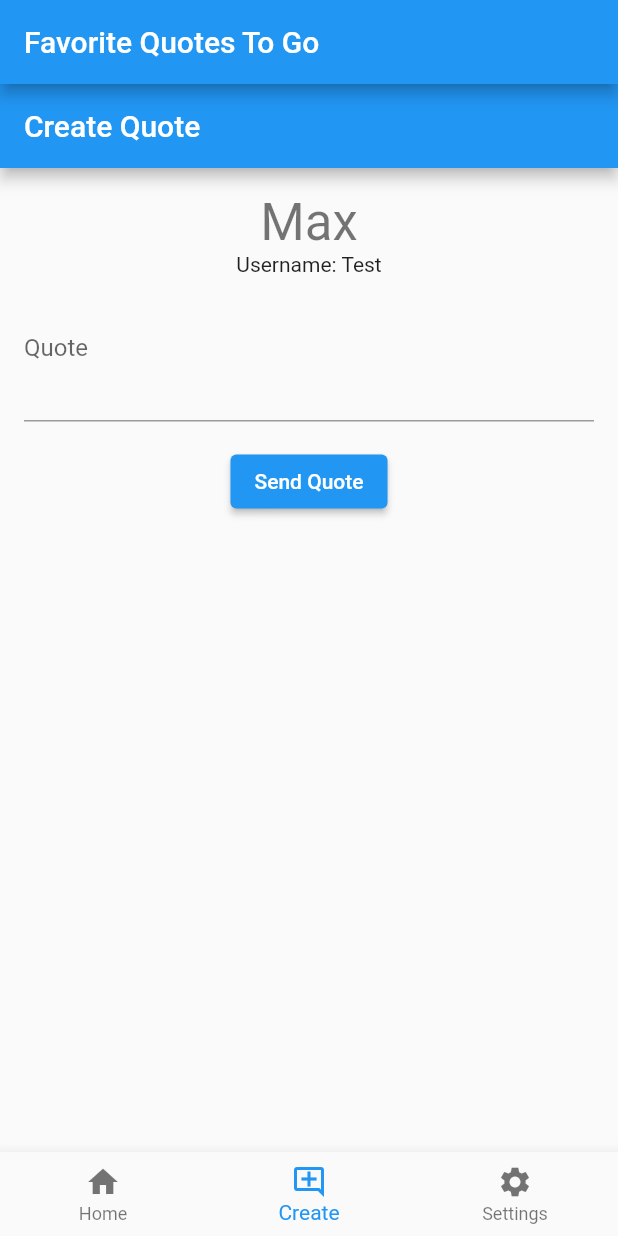
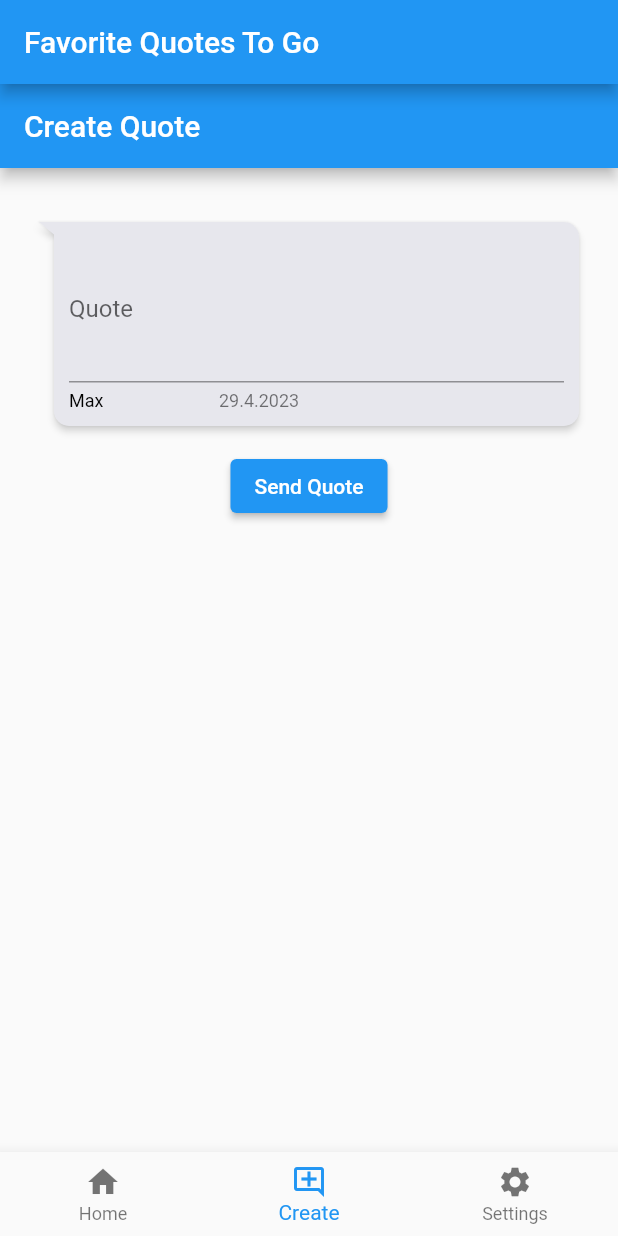
Before and after one commit to FlutterQuotes/QuotesApp, a Flutter app: the screen it shows after launch, item 2 of the bottom bar chosen, after a tap on "Send Quote", on a phone screen of 412 x 824 dp. Run offline on Flutter 3.47's test engine with Material 2 defaults, Android fonts, the phone set to English and light mode, and no system bars; drawn by our look-alikes of flutter_chat_bubble; our stand-ins replace cloud_firestore, equatable, firebase_core, flutter_bloc; accounts and stored records are empty.

Commit message:
Implement Chatbubble create page

```diff
--- a/lib/main.dart
+++ b/lib/main.dart
@@ -48,7 +48,7 @@ class _MyHomePageState extends State<MyHomePage> {
 
   static final _contentWidgets = <Widget>[
     const HomePage(),
-    CreateQuotePage(username: 'Test'),
+    CreateQuotePage(),
     const SettingsPage(),
   ];
 
--- a/lib/widgets/chatbubble.dart
+++ b/lib/widgets/chatbubble.dart
@@ -7,8 +7,9 @@ class MyChatBubble extends StatefulWidget{
   final String content;
   final String author;
   final DateTime timestamp;
+  final TextEditingController? quoteController;
 
-  MyChatBubble({super.key, required this.content, required this.author, required this.timestamp});
+  MyChatBubble({super.key, required this.content, required this.author, required this.timestamp, this.quoteController});
 
   @override
   _ChatBubbleState createState() => _ChatBubbleState();
@@ -18,14 +19,10 @@ class _ChatBubbleState extends State<MyChatBubble> {
 
   @override
   Widget build(BuildContext context) {
-    return ChatBubble(
-      clipper: ChatBubbleClipper2(type: BubbleType.receiverBubble),
-      alignment: Alignment.topLeft,
-      margin: const EdgeInsets.only(top: 20, left: 10, right: 10),
-      backGroundColor: const  Color(0xffE7E7ED),
-      child: Column(
-        crossAxisAlignment: CrossAxisAlignment.start,
-        children: [
+
+    var chatBubbleChild;
+    if (widget.quoteController == null) {
+      chatBubbleChild = [
         Text(
           widget.content,
           style: const TextStyle(color: Colors.black),
@@ -44,7 +41,39 @@ class _ChatBubbleState extends State<MyChatBubble> {
             style: const TextStyle(color: Colors.black54, fontSize: 12),
           ),
         ],)
-        ],
+      ];
+    } else {
+      chatBubbleChild = [
+        TextField(
+          controller: widget.quoteController,
+          decoration: InputDecoration(labelText: 'Quote'),
+          maxLines: 3,
+        ),
+        const SizedBox(height: 5),
+        Row(children: [
+          Text(
+            widget.author,
+            style: const TextStyle(color: Colors.black, fontSize: 12),
+          ),
+          const Padding(
+            padding: EdgeInsets.only(left: 77),
+          ),
+          Text(
+            '${widget.timestamp.day}.${widget.timestamp.month}.${widget.timestamp.year}',
+            style: const TextStyle(color: Colors.black54, fontSize: 12),
+          ),
+        ],)
+      ];
+    }
+
+    return ChatBubble(
+      clipper: ChatBubbleClipper2(type: BubbleType.receiverBubble),
+      alignment: Alignment.topLeft,
+      margin: const EdgeInsets.only(top: 20, left: 10, right: 10),
+      backGroundColor: const  Color(0xffE7E7ED),
+      child: Column(
+        crossAxisAlignment: CrossAxisAlignment.start,
+        children: chatBubbleChild,
       ),
     );
   }
--- a/lib/widgets/pages/create_page.dart
+++ b/lib/widgets/pages/create_page.dart
@@ -1,18 +1,13 @@
+import 'package:cloud_firestore/cloud_firestore.dart';
 import 'package:flutter/material.dart';
 import 'package:flutter_bloc/flutter_bloc.dart';
+import 'package:quotes_app/widgets/chatbubble.dart';
 import '../../blocs/settings/settings_bloc.dart';
 
-class CreateQuotePage extends StatefulWidget {
-  final String username;
+class CreateQuotePage extends StatelessWidget{
+  final TextEditingController _quoteController = TextEditingController();
 
-  CreateQuotePage({super.key, required this.username});
-
-  @override
-  _CreateQuotePageState createState() => _CreateQuotePageState();
-}
-
-class _CreateQuotePageState extends State<CreateQuotePage> {
-  TextEditingController _quoteController = TextEditingController();
+  CreateQuotePage({super.key});
 
   @override
   Widget build(BuildContext context) {
@@ -22,36 +17,33 @@ class _CreateQuotePageState extends State<CreateQuotePage> {
       ),
       body: Padding(
         padding: const EdgeInsets.all(16.0),
-        child: Column(
-          children: [
-            BlocBuilder<SettingsBloc, SettingsState>(
-              builder: (context, state) {
-                return Text(
-                  state.authorName,
-                  style: Theme.of(context).textTheme.headlineMedium,
-                );
-              }
-            ),
-            Text('Username: ${widget.username}'),
-            TextField(
-              controller: _quoteController,
-              decoration: InputDecoration(labelText: 'Quote'),
-              maxLines: 3,
-            ),
-            SizedBox(height: 16),
-            ElevatedButton(
-              onPressed: _sendQuote,
-              child: Text('Send Quote'),
-            ),
-          ],
+        child: BlocBuilder<SettingsBloc, SettingsState>(
+          builder: (context, state) {
+            return Column(
+              children: [
+                MyChatBubble(content: '', author: state.authorName, timestamp: DateTime.now(), quoteController: _quoteController),
+                const SizedBox(height: 16),
+                ElevatedButton(
+                  onPressed: () {
+                    _sendQuote(state.authorName);
+                  },
+                  child: const Text('Send Quote'),
+                ),
+              ],
+            );
+          },
         ),
       ),
     );
   }
 
-  void _sendQuote() {
+  void _sendQuote(String authorName) {
     // Handle quote submission logic here.
     // You can use _quoteController.text to get the quote entered by the user.
-    print('Quote: ${_quoteController.text}');
+    FirebaseFirestore.instance.collection('Quotes').add({
+      'author': authorName,
+      'content': _quoteController.text,
+      'timestamp': DateTime.now(),
+    });
   }
 }
```
Lines whose indentation alone changed are shown as unchanged.
